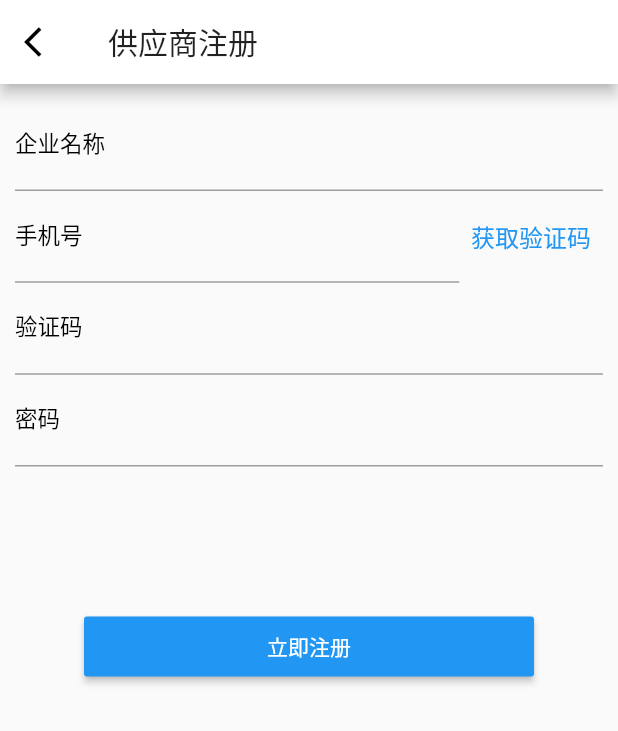
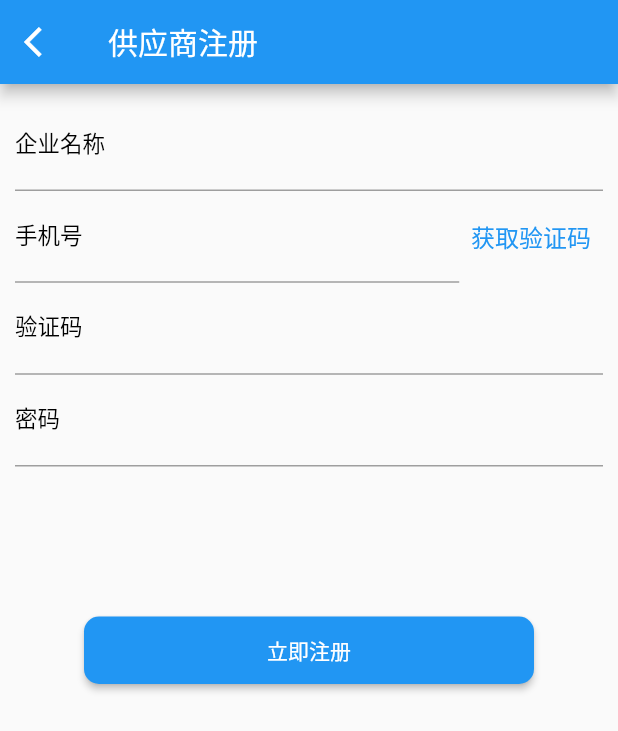
Before and after one commit to serge66/flutter_widget_demo, a Flutter app: the screen it shows after launch, after a tap on "供应商注册", on a phone screen of 412 x 824 dp. Shown: the top 731 px of the screen. Run offline on Flutter 3.47's test engine with Material 2 defaults, Android fonts, the phone set to English and light mode, and no system bars; our stand-ins replace date_format, dio; network calls fail.

Commit message:
Flutter  CheckBox,CheckBoxTile,Radio,RadioListTile,日期和时间选择器,
Flutter  CheckBox,CheckBoxTile,Radio,RadioListTile,日期和时间选择器,

```diff
--- a/lib/main.dart
+++ b/lib/main.dart
@@ -1,6 +1,7 @@
 import 'package:flutter/material.dart';
 import 'package:flutter_widget_demo/routes/Routers.dart';
 import 'view/MyMain.dart';
+import 'package:flutter_localizations/flutter_localizations.dart';
 
 void main() => runApp(MyApp2());
 
@@ -11,10 +12,21 @@ class MyApp2 extends StatelessWidget {
       //去掉debug图标
       debugShowCheckedModeBanner: false,
       title: "Demo",
-      theme: ThemeData(primaryColor: Colors.white),
+      // theme: ThemeData(primaryColor: Colors.white),
       initialRoute: '/',
       onGenerateRoute: onMyGenerateRoute,
       // home: MyMain(),
+      //国际化
+      localizationsDelegates: [
+        //此处
+        GlobalMaterialLocalizations.delegate,
+        GlobalWidgetsLocalizations.delegate,
+      ],
+      supportedLocales: [
+        //此处
+        const Locale('zh', 'CH'),
+        const Locale('en', 'US'),
+      ],
     );
   }
 }
--- a/lib/routes/Routers.dart
+++ b/lib/routes/Routers.dart
@@ -1,4 +1,6 @@
 import 'package:flutter/material.dart';
+import 'package:flutter_widget_demo/view/CheckBoxAndCheckboxListtile.dart';
+import 'package:flutter_widget_demo/view/DateAndTime.dart';
 import 'package:flutter_widget_demo/view/MyMain.dart';
 import 'package:flutter_widget_demo/view/MyTabBar.dart';
 import 'package:flutter_widget_demo/view/MyTabBarController.dart';
@@ -9,7 +11,9 @@ import '../main.dart';
 //配置路由
 var routers = {
   '/': (context) => MyMain(),
+  '/datatime_page': (context) => DateAndTime(),
   '/tabbar_page': (context) => MyTabBar(),
+  '/check_page': (context) => CheckBoxAndCheckboxListtile(),
   '/tabcontroller_page': (context) => MyTabBarController(),
   '/form_page': (context) => MyForm(),
   '/form_page2': (context, {arguments}) => MyForm2(arguments: arguments),
--- a/lib/view/JFRegister.dart
+++ b/lib/view/JFRegister.dart
@@ -143,8 +143,11 @@ class _MyHomePageState extends State<MyHomePage> {
               margin: const EdgeInsets.fromLTRB(0, 100, 0, 0),
               // padding: const EdgeInsets.fromLTRB(0, 100, 0, 10),
               width: 300,
-              height: 40,
+              height: 45,
               child: RaisedButton(
+                shape: RoundedRectangleBorder(
+                  borderRadius: BorderRadius.circular(10),
+                ),
                 child: Text("立即注册"),
                 color: Colors.blue,
                 textColor: Colors.white,
--- a/lib/view/MyMain.dart
+++ b/lib/view/MyMain.dart
@@ -161,6 +161,36 @@ class MyMain extends StatelessWidget {
                 },
               ),
             ),
+            Container(
+              padding: const EdgeInsets.all(5),
+              height: 50,
+              child: RaisedButton(
+                child: Text("表单"),
+                onPressed: () {
+                  Navigator.pushNamed(context, '/form_page');
+                },
+              ),
+            ),
+            Container(
+              padding: const EdgeInsets.all(5),
+              height: 50,
+              child: RaisedButton(
+                child: Text("checkbox radio"),
+                onPressed: () {
+                  Navigator.pushNamed(context, '/check_page');
+                },
+              ),
+            ),
+            Container(
+              padding: const EdgeInsets.all(5),
+              height: 50,
+              child: RaisedButton(
+                child: Text("Date Time"),
+                onPressed: () {
+                  Navigator.pushNamed(context, '/datatime_page');
+                },
+              ),
+            ),
           ],
         ),
       ),
--- a/pubspec.yaml
+++ b/pubspec.yaml
@@ -20,11 +20,14 @@ dependencies:
   flutter:
     sdk: flutter
 
+  flutter_localizations:
+    sdk: flutter
+
   # The following adds the Cupertino Icons font to your application.
   # Use with the CupertinoIcons class for iOS style icons.
   cupertino_icons: ^0.1.2
   dio: ^2.1.11
-
+  date_format: ^1.0.6
 
 dev_dependencies:
   flutter_test:
```
Also changed, not shown: lib/view/CheckBoxAndCheckboxListtile.dart (added, +113 -0 lines), lib/view/DateAndTime.dart (added, +81 -0 lines), lib/view/MyForm.dart (+36 -1 lines), pubspec.lock.
